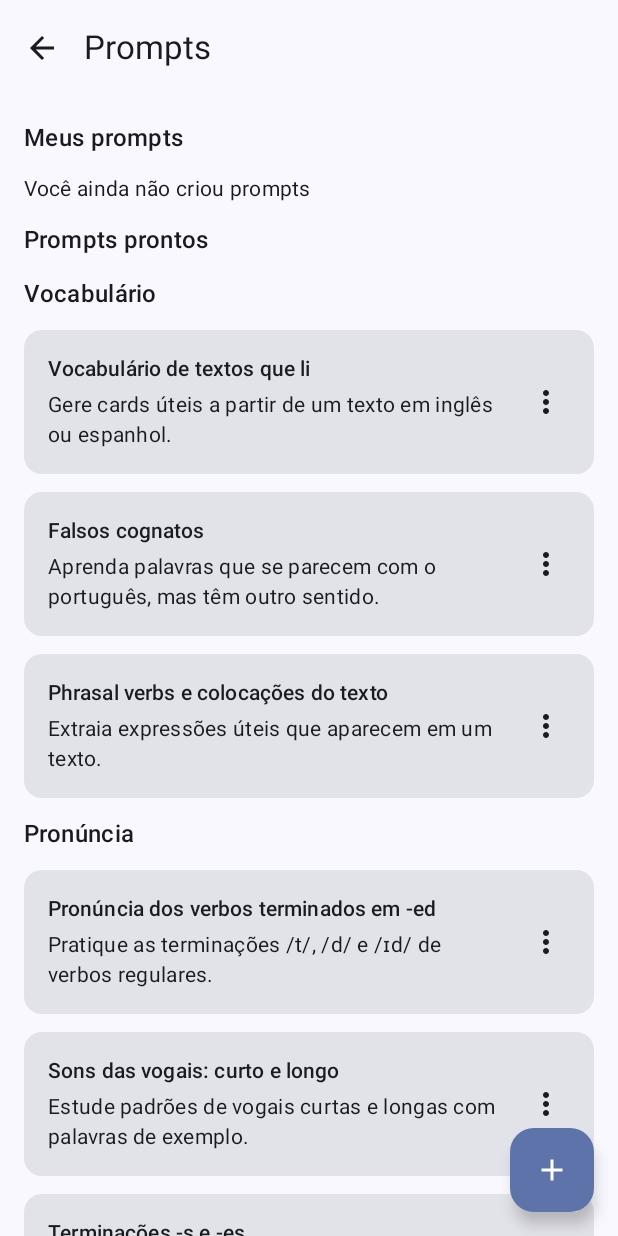
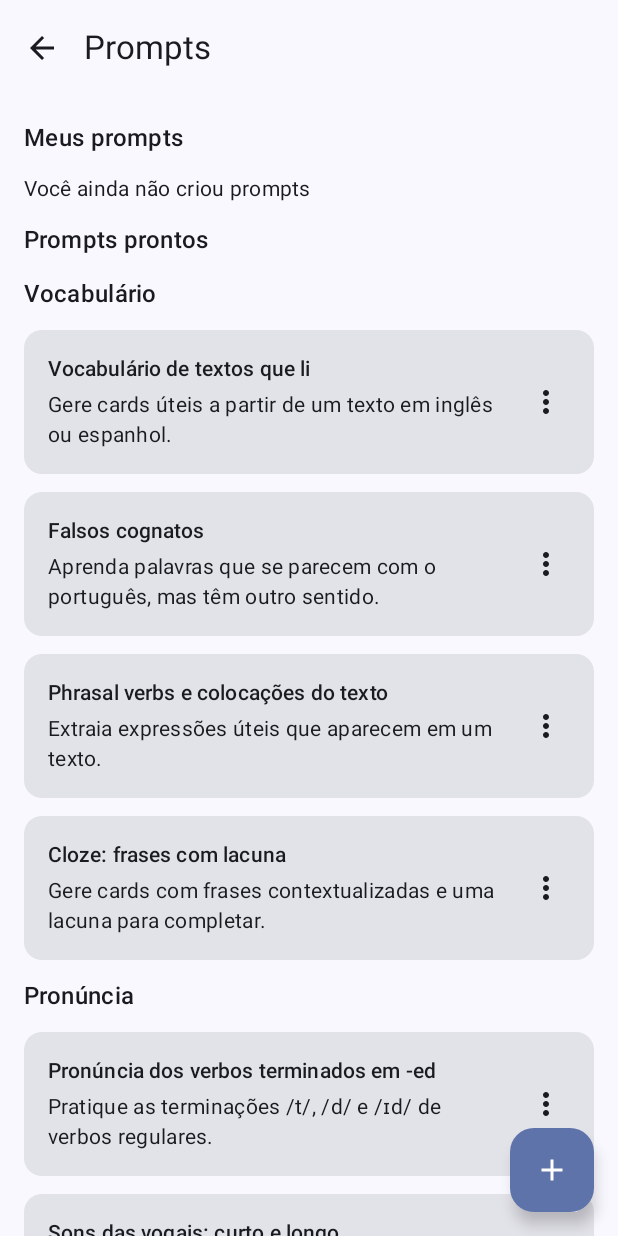
Before and after one commit to crisgdo/FlashLang, an Android app built with Jetpack Compose: the screen it shows after launch (MainActivity), after a tap on "Prompts", on a phone screen of 412 x 824 dp. Run offline under Robolectric (Android 15) with nearby library versions, the phone set to English and light mode, and no system bars; our stand-ins replace Room's generated code.

Commit message:
Cards de lacuna (cloze) e prompt de cloze

```diff
--- a/app/src/main/java/com/cristiano/flashlang/FlashLangApplication.kt
+++ b/app/src/main/java/com/cristiano/flashlang/FlashLangApplication.kt
@@ -9,7 +9,7 @@ import com.cristiano.flashlang.data.repository.UserPromptRepository
 class FlashLangApplication : Application() {
     val database: AppDatabase by lazy {
         Room.databaseBuilder(this, AppDatabase::class.java, "flashlang.db")
-            .addMigrations(AppDatabase.MIGRATION_1_2, AppDatabase.MIGRATION_2_3, AppDatabase.MIGRATION_3_4)
+            .addMigrations(AppDatabase.MIGRATION_1_2, AppDatabase.MIGRATION_2_3, AppDatabase.MIGRATION_3_4, AppDatabase.MIGRATION_4_5)
             .build()
     }
 
--- a/app/src/main/java/com/cristiano/flashlang/data/exporter/DeckExporter.kt
+++ b/app/src/main/java/com/cristiano/flashlang/data/exporter/DeckExporter.kt
@@ -23,6 +23,7 @@ data class ExportCardJson(
     val exampleTranslation: String,
     val ipa: String? = null,
     val note: String? = null,
+    val format: String? = null,
 )
 
 @OptIn(ExperimentalSerializationApi::class)
@@ -45,6 +46,7 @@ object DeckExporter {
                     exampleTranslation = card.exampleTranslation,
                     ipa = card.ipa,
                     note = card.note,
+                    format = card.format.takeIf { it == "cloze" },
                 )
             },
         ),
--- a/app/src/main/java/com/cristiano/flashlang/data/importer/ImportDeckJson.kt
+++ b/app/src/main/java/com/cristiano/flashlang/data/importer/ImportDeckJson.kt
@@ -24,6 +24,7 @@ data class ImportCardJson(
     val ipa: String? = null,
     @JsonNames("rule", "notes")
     val note: String? = null,
+    val format: String? = null,
 ) {
     fun toCard(deckId: Long, createdAt: Long = System.currentTimeMillis()): Card = Card(
         deckId = deckId,
@@ -34,6 +35,7 @@ data class ImportCardJson(
         exampleTranslation = exampleTranslation.trim(),
         ipa = ipa?.trim()?.takeIf(String::isNotEmpty),
         note = note?.trim()?.takeIf(String::isNotEmpty),
+        format = format ?: "basic",
         easeFactor = 2.5,
         intervalDays = 0,
         repetitions = 0,
--- a/app/src/main/java/com/cristiano/flashlang/data/local/AppDatabase.kt
+++ b/app/src/main/java/com/cristiano/flashlang/data/local/AppDatabase.kt
@@ -8,7 +8,7 @@ import com.cristiano.flashlang.data.model.Card
 import com.cristiano.flashlang.data.model.Deck
 import com.cristiano.flashlang.data.model.UserPrompt
 
-@Database(entities = [Deck::class, Card::class, UserPrompt::class], version = 4, exportSchema = false)
+@Database(entities = [Deck::class, Card::class, UserPrompt::class], version = 5, exportSchema = false)
 abstract class AppDatabase : RoomDatabase() {
     abstract fun deckDao(): DeckDao
     abstract fun userPromptDao(): UserPromptDao
@@ -46,5 +46,11 @@ abstract class AppDatabase : RoomDatabase() {
                 )
             }
         }
+
+        val MIGRATION_4_5 = object : Migration(4, 5) {
+            override fun migrate(db: SupportSQLiteDatabase) {
+                db.execSQL("ALTER TABLE cards ADD COLUMN format TEXT NOT NULL DEFAULT 'basic'")
+            }
+        }
     }
 }
--- a/app/src/main/java/com/cristiano/flashlang/data/model/Card.kt
+++ b/app/src/main/java/com/cristiano/flashlang/data/model/Card.kt
@@ -28,6 +28,7 @@ data class Card(
     val exampleTranslation: String,
     val ipa: String? = null,
     val note: String? = null,
+    @ColumnInfo(defaultValue = "'basic'") val format: String = "basic",
     @ColumnInfo(defaultValue = "2.5") val easeFactor: Double = 2.5,
     @ColumnInfo(defaultValue = "0") val intervalDays: Int = 0,
     @ColumnInfo(defaultValue = "0") val repetitions: Int = 0,
--- a/app/src/main/java/com/cristiano/flashlang/data/prompts/PromptBuilder.kt
+++ b/app/src/main/java/com/cristiano/flashlang/data/prompts/PromptBuilder.kt
@@ -8,10 +8,11 @@ sem comentários e sem vírgula depois do último item, neste formato:
 {"deckName": "...", "language": "en ou es", "cards": [{"term": "...",
 "type": "word ou expression", "termTranslation": "...", "example":
 "...", "exampleTranslation": "...", "ipa": "... (opcional)",
-"note": "... (opcional)"}]}.
+"note": "... (opcional)", "format": "basic ou cloze (opcional)"}]}.
 Regras: traduções em português do Brasil; language "en" para
 inglês e "es" para espanhol; ipa entre barras, em inglês americano
-(en) ou espanhol da Espanha (es); note curta e em português."""
+(en) ou espanhol da Espanha (es); note curta e em português; use
+cloze apenas se o prompt pedir lacunas."""
 
 fun canGeneratePrompt(template: PromptTemplate, values: PromptInputValues): Boolean =
     template.inputs.filter { it.required }.all { input ->
--- a/app/src/main/java/com/cristiano/flashlang/data/prompts/PromptTemplates.kt
+++ b/app/src/main/java/com/cristiano/flashlang/data/prompts/PromptTemplates.kt
@@ -183,6 +183,25 @@ TEXTO: {{TEXTO}}""",
             body = """Você é um professor de pronúncia de espanhol (Espanha) para falantes de português do Brasil. Foco: {{FOCO}}; se não informado, cubra: b/v, r e rr, j e g, ll e y, ñ, ditongos e as regras de acentuação (tilde: palavras agudas, graves e esdrújulas). Crie de 20 a 30 cards com palavras-exemplo (type word), ipa em espanhol da Espanha e uma note em português com a regra e o erro típico de brasileiros. Frase curta de exemplo, com tradução. Se não tiver certeza, não inclua a palavra. O campo language deve ser "es".""",
         ),
         PromptTemplate(
+            id = "cloze-text-sentences",
+            title = "Cloze: frases com lacuna",
+            description = "Gere cards com frases contextualizadas e uma lacuna para completar.",
+            category = "Vocabulário",
+            needsLanguage = true,
+            inputs = setOf(
+                PromptInput(
+                    type = PromptInputType.TEXT,
+                    required = true,
+                    label = "Texto para analisar",
+                    hint = "Cole aqui o texto que você leu.",
+                ),
+            ),
+            body = """Você é um professor de {{IDIOMA}} para falantes de português do Brasil, nível B1/B2. Leia o texto e crie de 15 a 25 cards de lacuna (cloze). Para cada card: escolha uma palavra ou expressão útil do texto; escreva uma frase NOVA em {{IDIOMA}} em que o termo apareça em contexto claro e substitua o termo por ___ (três underscores, uma única lacuna) no campo example; em term, escreva exatamente a palavra ou expressão que preenche a lacuna, na mesma forma usada na frase (conjugada ou no plural, se for o caso); em termTranslation, a tradução; em exampleTranslation, a tradução da frase COMPLETA; em note, a forma base quando for diferente do termo e uma dica curta. Use "format": "cloze" em todos os cards. A frase deve dar contexto suficiente para que só uma resposta soe natural. Dê ao baralho um título curto sobre o tema do texto.
+
+TEXTO:
+{{TEXTO}}""",
+        ),
+        PromptTemplate(
             id = "conversation-about-text",
             title = "Conversa sobre o texto",
             description = "Converse sobre um texto e receba correções em português.",
--- a/app/src/main/java/com/cristiano/flashlang/data/repository/DeckRepository.kt
+++ b/app/src/main/java/com/cristiano/flashlang/data/repository/DeckRepository.kt
@@ -57,6 +57,7 @@ class DeckRepository(private val deckDao: DeckDao) {
         exampleTranslation: String,
         ipa: String? = null,
         note: String? = null,
+        format: String = "basic",
     ): Long = deckDao.insertCard(
         Card(
             deckId = deckId,
@@ -67,6 +68,7 @@ class DeckRepository(private val deckDao: DeckDao) {
             exampleTranslation = exampleTranslation,
             ipa = ipa?.trim()?.takeIf(String::isNotEmpty),
             note = note?.trim()?.takeIf(String::isNotEmpty),
+            format = format,
             easeFactor = 2.5,
             intervalDays = 0,
             repetitions = 0,
@@ -83,6 +85,7 @@ class DeckRepository(private val deckDao: DeckDao) {
         exampleTranslation: String,
         ipa: String? = null,
         note: String? = null,
+        format: String = "basic",
     ) {
         val existing = deckDao.getCard(cardId) ?: return
         deckDao.updateCard(
@@ -94,6 +97,7 @@ class DeckRepository(private val deckDao: DeckDao) {
                 exampleTranslation = exampleTranslation,
                 ipa = ipa?.trim()?.takeIf(String::isNotEmpty),
                 note = note?.trim()?.takeIf(String::isNotEmpty),
+                format = format,
             ),
         )
     }
--- a/app/src/main/java/com/cristiano/flashlang/ui/manage/ManageCardsScreen.kt
+++ b/app/src/main/java/com/cristiano/flashlang/ui/manage/ManageCardsScreen.kt
@@ -102,6 +102,9 @@ fun ManageCardsScreen(
                                 Column(modifier = Modifier.weight(1f), verticalArrangement = Arrangement.spacedBy(4.dp)) {
                                     Text(card.term, style = MaterialTheme.typography.titleMedium)
                                     Text(card.termTranslation, style = MaterialTheme.typography.bodyMedium)
+                                    if (card.format == "cloze") {
+                                        Text("Lacuna", style = MaterialTheme.typography.labelSmall, color = MaterialTheme.colorScheme.secondary)
+                                    }
                                 }
                                     IconButton(onClick = { onEditCard(card.id) }) {
                                         Icon(Icons.Outlined.Edit, contentDescription = "Editar card")
```
Also changed, not shown: app/src/main/java/com/cristiano/flashlang/data/importer/ClozeText.kt (added, +40 -0 lines), app/src/main/java/com/cristiano/flashlang/data/importer/DeckImporter.kt (+16 -0 lines), app/src/main/java/com/cristiano/flashlang/ui/manage/CardEditorScreen.kt (+17 -0 lines), app/src/main/java/com/cristiano/flashlang/ui/manage/CardEditorViewModel.kt (+17 -2 lines), app/src/main/java/com/cristiano/flashlang/ui/study/StudyScreen.kt (+79 -1 lines), 3 other files.
